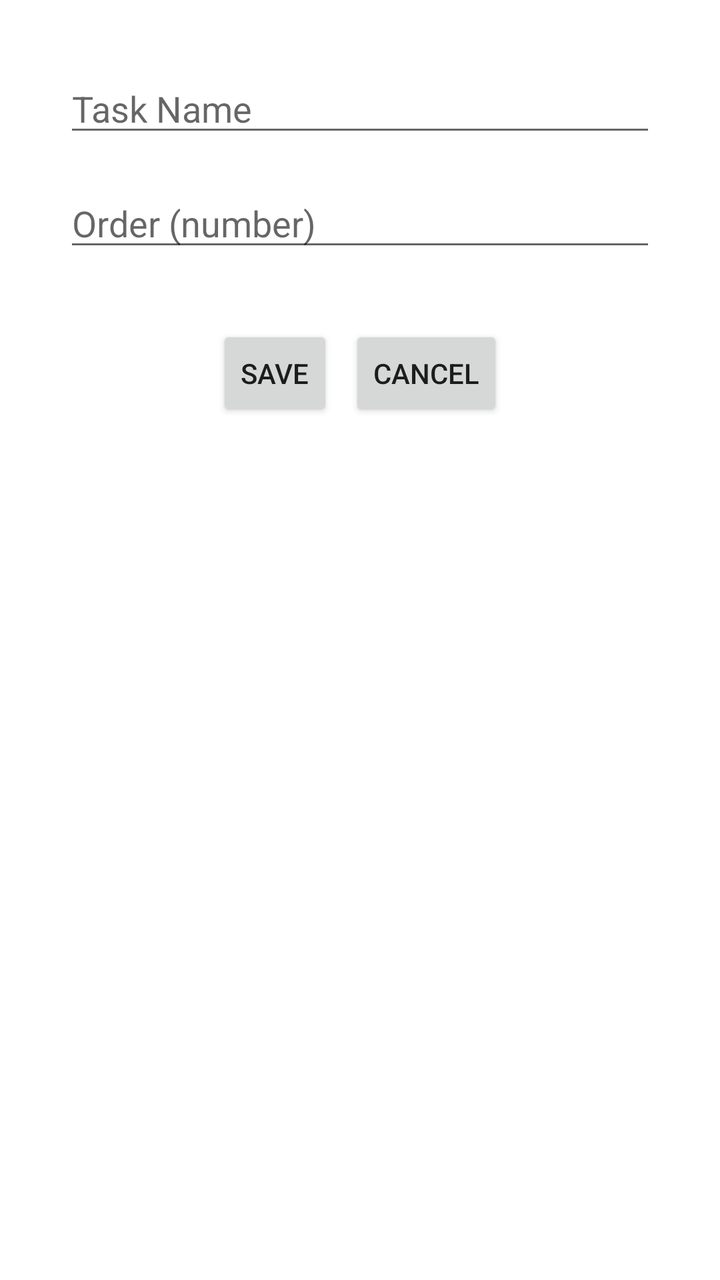
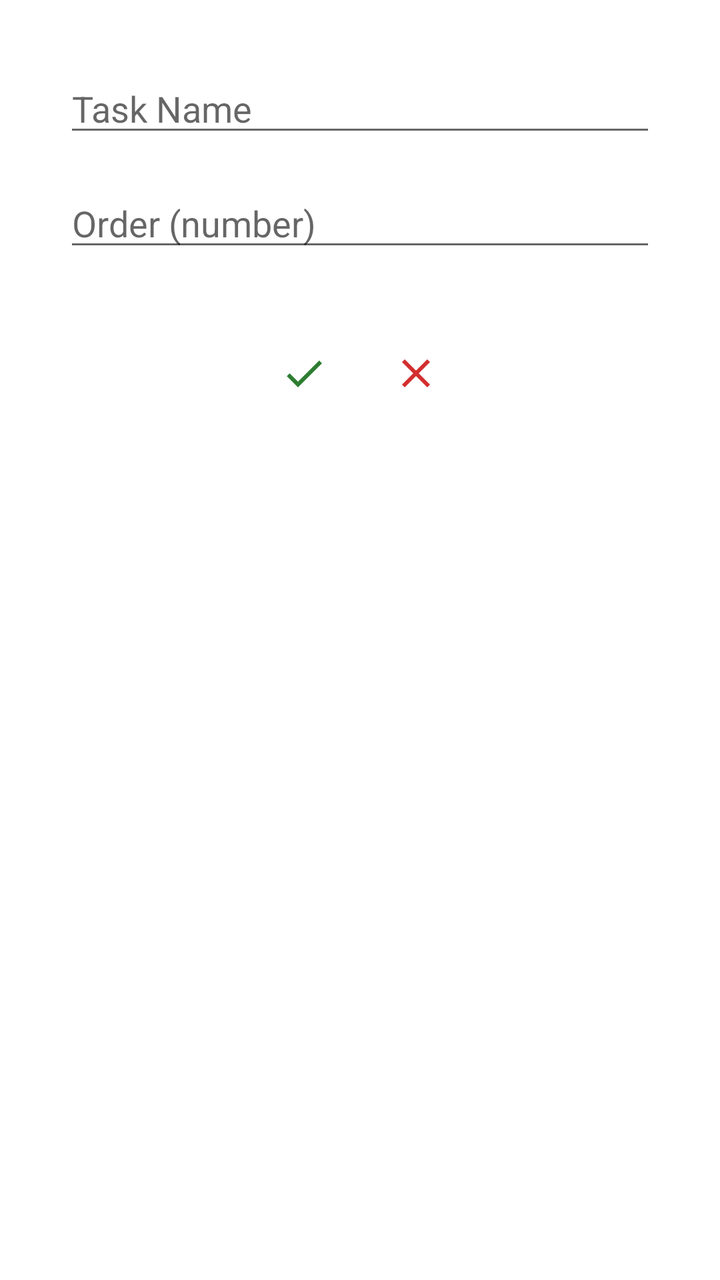

Two renders of the same Android screen: before a commit and after it. Below are the layout's source before the change and the commit's diff.
<!-- AndroidManifest.xml: activity theme Theme.Checklist.TaskModal -->
<!-- res/layout/activity_edit_task.xml -->
<?xml version="1.0" encoding="utf-8"?>
<ScrollView xmlns:android="http://schemas.android.com/apk/res/android"
    android:layout_width="match_parent"
    android:layout_height="match_parent">

    <LinearLayout
        android:layout_width="match_parent"
        android:layout_height="wrap_content"
        android:orientation="vertical"
        android:padding="16dp">

        <EditText
            android:id="@+id/taskNameEditText"
            android:layout_width="match_parent"
            android:layout_height="wrap_content"
            android:hint="Task Name"
            android:inputType="text"
            android:layout_marginBottom="16dp" />

        <EditText
            android:id="@+id/orderEditText"
            android:layout_width="match_parent"
            android:layout_height="wrap_content"
            android:hint="Order (number)"
            android:inputType="number"
            android:layout_marginBottom="32dp" />

        <LinearLayout
            android:layout_width="match_parent"
            android:layout_height="wrap_content"
            android:orientation="horizontal"
            android:gravity="center">

            <ImageButton
                android:id="@+id/deleteButton"
                android:layout_width="40dp"
                android:layout_height="40dp"
                android:src="@android:drawable/ic_menu_delete"
                android:contentDescription="Delete task"
                android:background="?attr/selectableItemBackground"
                android:layout_marginEnd="16dp"
                android:tint="@android:color/holo_red_dark"
                android:visibility="gone" />

            <Button
                android:id="@+id/saveButton"
                android:layout_width="wrap_content"
                android:layout_height="wrap_content"
                android:minWidth="0dp"
                android:text="Save"
                android:layout_marginEnd="8dp" />

            <Button
                android:id="@+id/cancelButton"
                android:layout_width="wrap_content"
                android:layout_height="wrap_content"
                android:minWidth="0dp"
                android:text="Cancel" />

        </LinearLayout>

    </LinearLayout>

</ScrollView>
<!-- resources referenced by this layout -->
<resources>
  <style name="Theme.Checklist.TaskModal" parent="Theme.AppCompat.DayNight.Dialog">
          <item name="android:windowIsFloating">true</item>
          <item name="android:windowMinWidthMajor">90%</item>
          <item name="android:windowMinWidthMinor">90%</item>
      </style>
</resources>

<!-- the commit's change to res/layout/activity_edit_task.xml (unified diff, before → after) -->
@@ -33,29 +33,39 @@
 
             <ImageButton
                 android:id="@+id/deleteButton"
-                android:layout_width="40dp"
-                android:layout_height="40dp"
+                android:layout_width="48dp"
+                android:layout_height="48dp"
                 android:src="@android:drawable/ic_menu_delete"
                 android:contentDescription="Delete task"
+                android:padding="12dp"
+                android:scaleType="centerInside"
                 android:background="?attr/selectableItemBackground"
                 android:layout_marginEnd="16dp"
-                android:tint="@android:color/holo_red_dark"
+                android:tint="@color/action_cancel"
                 android:visibility="gone" />
 
-            <Button
+            <ImageButton
                 android:id="@+id/saveButton"
-                android:layout_width="wrap_content"
-                android:layout_height="wrap_content"
-                android:minWidth="0dp"
-                android:text="Save"
+                android:layout_width="48dp"
+                android:layout_height="48dp"
+                android:src="@drawable/ic_check"
+                android:contentDescription="@string/save_task"
+                android:padding="12dp"
+                android:scaleType="centerInside"
+                android:background="?attr/selectableItemBackgroundBorderless"
+                android:tint="@color/action_save"
                 android:layout_marginEnd="8dp" />
 
-            <Button
+            <ImageButton
                 android:id="@+id/cancelButton"
-                android:layout_width="wrap_content"
-                android:layout_height="wrap_content"
-                android:minWidth="0dp"
-                android:text="Cancel" />
+                android:layout_width="48dp"
+                android:layout_height="48dp"
+                android:src="@drawable/ic_close"
+                android:contentDescription="@string/cancel_task_edit"
+                android:padding="12dp"
+                android:scaleType="centerInside"
+                android:background="?attr/selectableItemBackgroundBorderless"
+                android:tint="@color/action_cancel" />
 
         </LinearLayout>
 
<!-- resource entries referenced after the edit -->
@@ -1,5 +1,29 @@
 <!-- resources referenced by this layout -->
 <resources>
+  <color name="action_cancel">#D32F2F</color>
+  <color name="action_save">#2E7D32</color>
+  <!-- drawable ic_check (drawable) -->
+  <vector xmlns:android="http://schemas.android.com/apk/res/android"
+      android:width="24dp"
+      android:height="24dp"
+      android:viewportWidth="24"
+      android:viewportHeight="24">
+      <path
+          android:fillColor="#FF000000"
+          android:pathData="M9,16.17 4.83,12 3.41,13.41 9,19 21,7 19.59,5.59z" />
+  </vector>
+  <!-- drawable ic_close (drawable) -->
+  <vector xmlns:android="http://schemas.android.com/apk/res/android"
+      android:width="24dp"
+      android:height="24dp"
+      android:viewportWidth="24"
+      android:viewportHeight="24">
+      <path
+          android:fillColor="#FF000000"
+          android:pathData="M19,6.41 17.59,5 12,10.59 6.41,5 5,6.41 10.59,12 5,17.59 6.41,19 12,13.41 17.59,19 19,17.59 13.41,12z" />
+  </vector>
+  <string name="cancel_task_edit">Cancel editing</string>
+  <string name="save_task">Save task</string>
   <style name="Theme.Checklist.TaskModal" parent="Theme.AppCompat.DayNight.Dialog">
           <item name="android:windowIsFloating">true</item>
           <item name="android:windowMinWidthMajor">90%</item>
